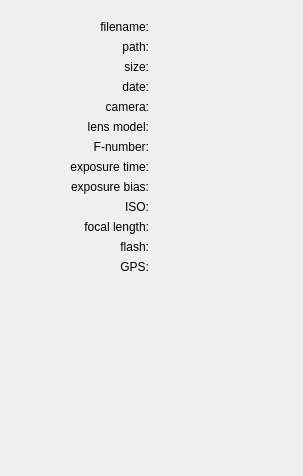
First picture: the form in ctoolboxinfo.ui, repository birkeh/pictureLibrary, before the edit.
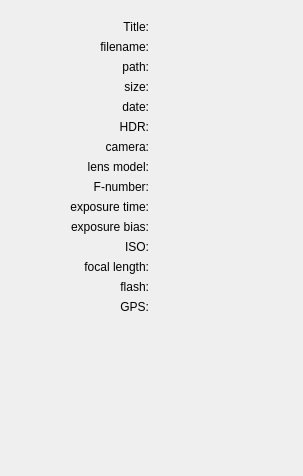
Second picture: the form after the edit. The open tabs and pages were chosen to show the change.

Commit message: change title, date and HDR display EXIF data if more thumbs are selected

Patch:
```diff
--- a/ctoolboxinfo.ui
+++ b/ctoolboxinfo.ui
@@ -20,45 +20,21 @@
       <layout class="QGridLayout" name="gridLayout_2">
        <item row="0" column="0">
         <layout class="QGridLayout" name="gridLayout">
-         <item row="1" column="1">
-          <widget class="QLabel" name="m_lpPathPicture">
-           <property name="text">
-            <string/>
-           </property>
-          </widget>
-         </item>
-         <item row="5" column="1">
+         <item row="7" column="1">
           <widget class="QLabel" name="m_lpLensModelPicture">
            <property name="text">
             <string/>
            </property>
           </widget>
          </item>
-         <item row="4" column="1">
-          <widget class="QLabel" name="m_lpCameraPicture">
+         <item row="11" column="1">
+          <widget class="QLabel" name="m_lpISOPicture">
            <property name="text">
             <string/>
            </property>
-           <property name="wordWrap">
-            <bool>true</bool>
-           </property>
           </widget>
          </item>
-         <item row="10" column="1">
-          <widget class="QLabel" name="m_lpFocalLengthPicture">
-           <property name="text">
-            <string/>
-           </property>
-          </widget>
-         </item>
-         <item row="6" column="1">
-          <widget class="QLabel" name="m_lpFNumberPicture">
-           <property name="text">
-            <string/>
-           </property>
-          </widget>
-         </item>
-         <item row="10" column="0">
+         <item row="12" column="0">
           <widget class="QLabel" name="label_11">
            <property name="text">
             <string>focal length:</string>
@@ -68,64 +44,7 @@
            </property>
           </widget>
          </item>
-         <item row="11" column="0">
-          <widget class="QLabel" name="label_12">
-           <property name="text">
-            <string>flash:</string>
-           </property>
-           <property name="alignment">
-            <set>Qt::AlignRight|Qt::AlignTrailing|Qt::AlignVCenter</set>
-           </property>
-          </widget>
-         </item>
-         <item row="9" column="0">
-          <widget class="QLabel" name="label_10">
-           <property name="text">
-            <string>ISO:</string>
-           </property>
-           <property name="alignment">
-            <set>Qt::AlignRight|Qt::AlignTrailing|Qt::AlignVCenter</set>
-           </property>
-          </widget>
-         </item>
-         <item row="0" column="1">
-          <widget class="QLabel" name="m_lpFileNamePicture">
-           <property name="text">
-            <string/>
-           </property>
-           <property name="wordWrap">
-            <bool>true</bool>
-           </property>
-          </widget>
-         </item>
-         <item row="7" column="1">
-          <widget class="QLabel" name="m_lpExposureTimePicture">
-           <property name="text">
-            <string/>
-           </property>
-          </widget>
-         </item>
-         <item row="0" column="0">
-          <widget class="QLabel" name="label">
-           <property name="text">
-            <string>filename:</string>
-           </property>
-           <property name="alignment">
-            <set>Qt::AlignRight|Qt::AlignTrailing|Qt::AlignVCenter</set>
-           </property>
-          </widget>
-         </item>
          <item row="6" column="0">
-          <widget class="QLabel" name="label_6">
-           <property name="text">
-            <string>F-number:</string>
-           </property>
-           <property name="alignment">
-            <set>Qt::AlignRight|Qt::AlignTrailing|Qt::AlignVCenter</set>
-           </property>
-          </widget>
-         </item>
-         <item row="4" column="0">
           <widget class="QLabel" name="label_4">
            <property name="text">
             <string>camera:</string>
@@ -135,47 +54,24 @@
            </property>
           </widget>
          </item>
-         <item row="2" column="0">
-          <widget class="QLabel" name="label_2">
+         <item row="12" column="1">
+          <widget class="QLabel" name="m_lpFocalLengthPicture">
            <property name="text">
-            <string>size:</string>
-           </property>
-           <property name="alignment">
-            <set>Qt::AlignRight|Qt::AlignTrailing|Qt::AlignVCenter</set>
-           </property>
-          </widget>
-         </item>
-         <item row="3" column="0">
-          <widget class="QLabel" name="label_3">
-           <property name="text">
-            <string>date:</string>
-           </property>
-           <property name="alignment">
-            <set>Qt::AlignRight|Qt::AlignTrailing|Qt::AlignVCenter</set>
-           </property>
-          </widget>
-         </item>
-         <item row="7" column="0">
-          <widget class="QLabel" name="label_8">
-           <property name="text">
-            <string>exposure time:</string>
-           </property>
-           <property name="alignment">
-            <set>Qt::AlignRight|Qt::AlignTrailing|Qt::AlignVCenter</set>
+            <string/>
            </property>
           </widget>
          </item>
          <item row="8" column="0">
-          <widget class="QLabel" name="label_9">
+          <widget class="QLabel" name="label_6">
            <property name="text">
-            <string>exposure bias:</string>
+            <string>F-number:</string>
            </property>
            <property name="alignment">
             <set>Qt::AlignRight|Qt::AlignTrailing|Qt::AlignVCenter</set>
            </property>
           </widget>
          </item>
-         <item row="5" column="0">
+         <item row="7" column="0">
           <widget class="QLabel" name="label_7">
            <property name="text">
             <string>lens model:</string>
@@ -185,31 +81,7 @@
            </property>
           </widget>
          </item>
-         <item row="11" column="1">
-          <widget class="QLabel" name="m_lpFlashPicture">
-           <property name="text">
-            <string/>
-           </property>
-          </widget>
-         </item>
-         <item row="2" column="1">
-          <widget class="QLabel" name="m_lpSizePicture">
-           <property name="text">
-            <string/>
-           </property>
-           <property name="wordWrap">
-            <bool>true</bool>
-           </property>
-          </widget>
-         </item>
-         <item row="8" column="1">
-          <widget class="QLabel" name="m_lpExposureBiasPicture">
-           <property name="text">
-            <string/>
-           </property>
-          </widget>
-         </item>
-         <item row="1" column="0">
+         <item row="2" column="0">
           <widget class="QLabel" name="label_5">
            <property name="text">
             <string>path:</string>
@@ -219,21 +91,82 @@
            </property>
           </widget>
          </item>
-         <item row="9" column="1">
-          <widget class="QLabel" name="m_lpISOPicture">
+         <item row="1" column="0">
+          <widget class="QLabel" name="label">
            <property name="text">
+            <string>filename:</string>
+           </property>
+           <property name="alignment">
+            <set>Qt::AlignRight|Qt::AlignTrailing|Qt::AlignVCenter</set>
+           </property>
+          </widget>
+         </item>
+         <item row="0" column="1">
+          <widget class="QLabel" name="m_lpTitlePicture">
+           <property name="text">
             <string/>
            </property>
           </widget>
          </item>
-         <item row="3" column="1">
+         <item row="13" column="1">
+          <widget class="QLabel" name="m_lpFlashPicture">
+           <property name="text">
+            <string/>
+           </property>
+          </widget>
+         </item>
+         <item row="13" column="0">
+          <widget class="QLabel" name="label_12">
+           <property name="text">
+            <string>flash:</string>
+           </property>
+           <property name="alignment">
+            <set>Qt::AlignRight|Qt::AlignTrailing|Qt::AlignVCenter</set>
+           </property>
+          </widget>
+         </item>
+         <item row="3" column="0">
+          <widget class="QLabel" name="label_2">
+           <property name="text">
+            <string>size:</string>
+           </property>
+           <property name="alignment">
+            <set>Qt::AlignRight|Qt::AlignTrailing|Qt::AlignVCenter</set>
+           </property>
+          </widget>
+         </item>
+         <item row="4" column="1">
           <widget class="QLabel" name="m_lpDatePicture">
            <property name="text">
             <string/>
            </property>
           </widget>
          </item>
-         <item row="12" column="0">
+         <item row="11" column="0">
+          <widget class="QLabel" name="label_10">
+           <property name="text">
+            <string>ISO:</string>
+           </property>
+           <property name="alignment">
+            <set>Qt::AlignRight|Qt::AlignTrailing|Qt::AlignVCenter</set>
+           </property>
+          </widget>
+         </item>
+         <item row="2" column="1">
+          <widget class="QLabel" name="m_lpPathPicture">
+           <property name="text">
+            <string/>
+           </property>
+          </widget>
+         </item>
+         <item row="14" column="1">
+          <widget class="QLabel" name="m_lpGPSPicture">
+           <property name="text">
+            <string/>
+           </property>
+          </widget>
+         </item>
+         <item row="14" column="0">
           <widget class="QLabel" name="label_13">
            <property name="text">
             <string>GPS:</string>
@@ -243,8 +176,109 @@
            </property>
           </widget>
          </item>
-         <item row="12" column="1">
-          <widget class="QLabel" name="m_lpGPSPicture">
+         <item row="8" column="1">
+          <widget class="QLabel" name="m_lpFNumberPicture">
+           <property name="text">
+            <string/>
+           </property>
+          </widget>
+         </item>
+         <item row="10" column="1">
+          <widget class="QLabel" name="m_lpExposureBiasPicture">
+           <property name="text">
+            <string/>
+           </property>
+          </widget>
+         </item>
+         <item row="6" column="1">
+          <widget class="QLabel" name="m_lpCameraPicture">
+           <property name="text">
+            <string/>
+           </property>
+           <property name="wordWrap">
+            <bool>true</bool>
+           </property>
+          </widget>
+         </item>
+         <item row="3" column="1">
+          <widget class="QLabel" name="m_lpSizePicture">
+           <property name="text">
+            <string/>
+           </property>
+           <property name="wordWrap">
+            <bool>true</bool>
+           </property>
+          </widget>
+         </item>
+         <item row="9" column="1">
+          <widget class="QLabel" name="m_lpExposureTimePicture">
+           <property name="text">
+            <string/>
+           </property>
+          </widget>
+         </item>
+         <item row="10" column="0">
+          <widget class="QLabel" name="label_9">
+           <property name="text">
+            <string>exposure bias:</string>
+           </property>
+           <property name="alignment">
+            <set>Qt::AlignRight|Qt::AlignTrailing|Qt::AlignVCenter</set>
+           </property>
+          </widget>
+         </item>
+         <item row="1" column="1">
+          <widget class="QLabel" name="m_lpFileNamePicture">
+           <property name="text">
+            <string/>
+           </property>
+           <property name="wordWrap">
+            <bool>true</bool>
+           </property>
+          </widget>
+         </item>
+         <item row="4" column="0">
+          <widget class="QLabel" name="label_3">
+           <property name="text">
+            <string>date:</string>
+           </property>
+           <property name="alignment">
+            <set>Qt::AlignRight|Qt::AlignTrailing|Qt::AlignVCenter</set>
+           </property>
+          </widget>
+         </item>
+         <item row="9" column="0">
+          <widget class="QLabel" name="label_8">
+           <property name="text">
+            <string>exposure time:</string>
+           </property>
+           <property name="alignment">
+            <set>Qt::AlignRight|Qt::AlignTrailing|Qt::AlignVCenter</set>
+           </property>
+          </widget>
+         </item>
+         <item row="0" column="0">
+          <widget class="QLabel" name="label_14">
+           <property name="text">
+            <string>Title:</string>
+           </property>
+           <property name="alignment">
+            <set>Qt::AlignRight|Qt::AlignTrailing|Qt::AlignVCenter</set>
+           </property>
+          </widget>
+         </item>
+         <item row="5" column="0">
+          <widget class="QLabel" name="label_18">
+           <property name="text">
+            <string>HDR:</string>
+           </property>
+           <property name="alignment">
+            <set>Qt::AlignRight|Qt::AlignTrailing|Qt::AlignVCenter</set>
+           </property>
+          </widget>
+         </item>
+         <item row="5" column="1">
+          <widget class="QLabel" name="m_lpHDRPicture">
            <property name="text">
             <string/>
            </property>
```
Left out of the diff: 163 changed lines with no effect on the pictures. The commit also changes 15 other files.
